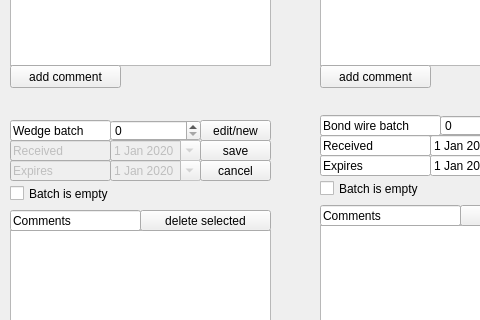
The window that pages_ui/view_supplies.ui (IncandelaLab/SharedUI) describes before a commit, drawn with Qt 5; both pictures show x 0 to 480 and y 275 to 595 of the 1097 by 749 pixel window.
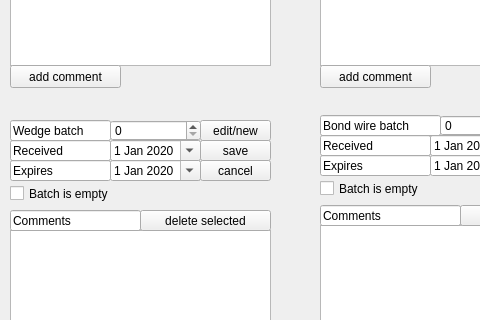
The same window after the commit.

```diff
--- a/pages_ui/view_supplies.ui
+++ b/pages_ui/view_supplies.ui
@@ -201,7 +201,7 @@
   </widget>
   <widget class="QLineEdit" name="lineEdit_5">
    <property name="enabled">
-    <bool>false</bool>
+    <bool>true</bool>
    </property>
    <property name="geometry">
     <rect>
@@ -220,7 +220,7 @@
   </widget>
   <widget class="QLineEdit" name="lineEdit_6">
    <property name="enabled">
-    <bool>false</bool>
+    <bool>true</bool>
    </property>
    <property name="geometry">
     <rect>
@@ -326,7 +326,7 @@
   </widget>
   <widget class="QDateEdit" name="dWedgeReceived">
    <property name="enabled">
-    <bool>false</bool>
+    <bool>true</bool>
    </property>
    <property name="geometry">
     <rect>
@@ -392,7 +392,7 @@
   </widget>
   <widget class="QDateEdit" name="dWedgeExpires">
    <property name="enabled">
-    <bool>false</bool>
+    <bool>true</bool>
    </property>
    <property name="geometry">
     <rect>
```
